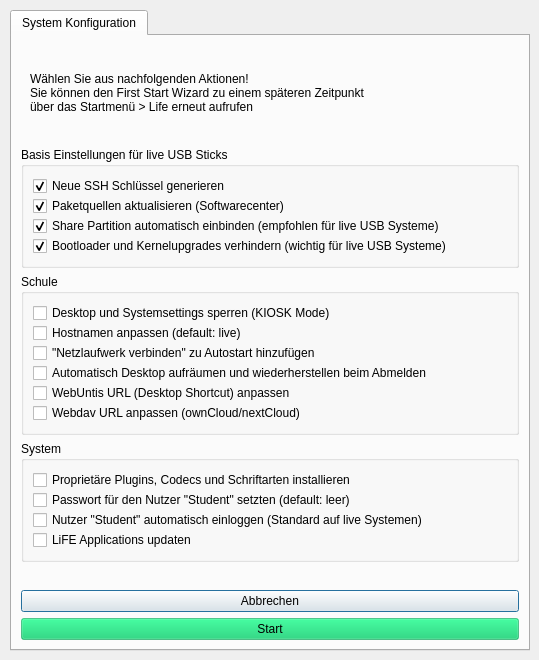
This is firststart.ui in valueerrorx/life-firststart as Qt 5 draws it before an edit. The edited form follows.
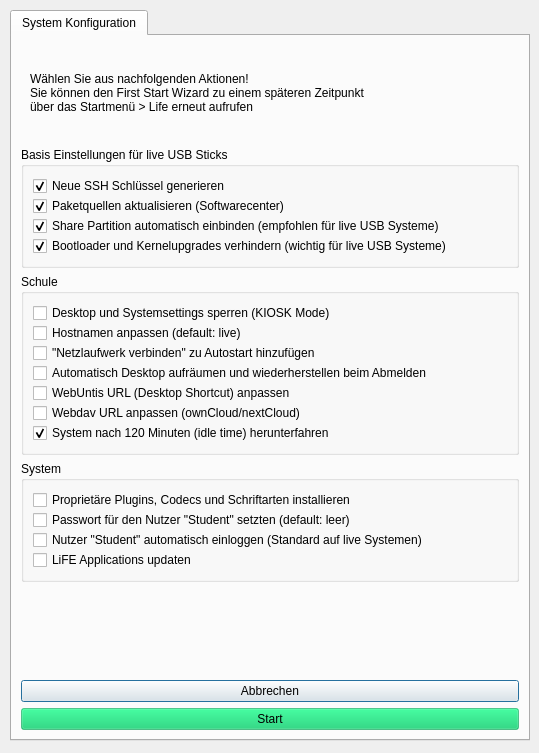
This is the edited form. Icons and pictures are not drawn.

Commit message: added powersaving option

Patch:
```diff
--- a/firststart.ui
+++ b/firststart.ui
@@ -8,7 +8,7 @@
     <x>0</x>
     <y>0</y>
     <width>539</width>
-    <height>660</height>
+    <height>753</height>
    </rect>
   </property>
   <property name="sizePolicy">
@@ -35,7 +35,7 @@
      <x>10</x>
      <y>10</y>
      <width>520</width>
-     <height>641</height>
+     <height>731</height>
     </rect>
    </property>
    <property name="minimumSize">
@@ -352,6 +352,16 @@
           </property>
          </widget>
         </item>
+        <item>
+         <widget class="QCheckBox" name="savepower">
+          <property name="text">
+           <string>System nach 120 Minuten (idle time) herunterfahren</string>
+          </property>
+          <property name="checked">
+           <bool>true</bool>
+          </property>
+         </widget>
+        </item>
        </layout>
       </widget>
      </item>
```
Left out of the diff: 2 changed lines with no effect on the pictures. The commit also changes 2 other files.
